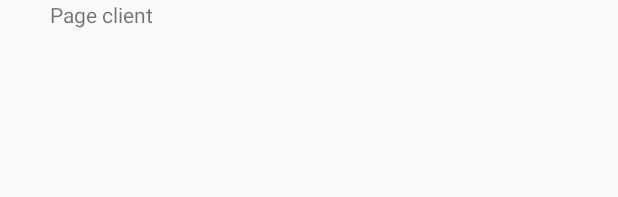
After one commit to Weyller/Gestion-bibliotheque-sur-Android, an Android app: the layout activity_client.xml on its own in the app's theme, with its tools: preview values and no code run, on a phone screen of 412 x 824 dp. The commit adds this screen. Shown: the top 197 px of the screen. Run offline under Robolectric (Android 15) with nearby library versions, the phone set to English and light mode, and no system bars.

Commit message:
4th commit  client view

```diff
--- a/app/src/main/AndroidManifest.xml
+++ b/app/src/main/AndroidManifest.xml
@@ -28,7 +28,8 @@
         <activity
             android:name=".activity.LivreActivity"
             android:label="@string/title_activity_livre"
-            android:theme="@style/AppTheme.NoActionBar"></activity>
+            android:theme="@style/AppTheme.NoActionBar" />
+        <activity android:name=".activity.ClientActivity"></activity>
     </application>
 
 </manifest>
--- a/app/src/main/java/com/gec/biblio/tp3/activity/MainActivity.java
+++ b/app/src/main/java/com/gec/biblio/tp3/activity/MainActivity.java
@@ -97,7 +97,7 @@ public class MainActivity extends AppCompatActivity {
                 };
                 //-------------------------------------------------------------------------------------------------------
 
-                listView.setBackgroundColor(Color.argb(0,125,154,255));
+                listView.setBackgroundColor(Color.argb(1,125,154,255));
 
                 // OBJET ADAPTER adapter passe a la listView
                 listView.setAdapter(adapter);
@@ -136,8 +136,8 @@ public class MainActivity extends AppCompatActivity {
             public void onClick(View v) {
 
 
-                Intent intent = new Intent(MainActivity.this, LivreActivity.class);
-                intent.putExtra("livres", listLivre);
+                Intent intent = new Intent(MainActivity.this, ClientActivity.class);
+
                 startActivity(intent);
 
             }
--- /dev/null
+++ b/app/src/main/res/layout/activity_client.xml
@@ -0,0 +1,17 @@
+<?xml version="1.0" encoding="utf-8"?>
+<android.support.constraint.ConstraintLayout xmlns:android="http://schemas.android.com/apk/res/android"
+    xmlns:app="http://schemas.android.com/apk/res-auto"
+    xmlns:tools="http://schemas.android.com/tools"
+    android:layout_width="match_parent"
+    android:layout_height="match_parent"
+    tools:context="com.gec.biblio.tp3.activity.ClientActivity">
+
+    <TextView
+        android:id="@+id/textView3"
+        android:layout_width="135dp"
+        android:layout_height="43dp"
+        android:text="Page client"
+        android:textAlignment="center"
+        tools:layout_editor_absoluteX="68dp"
+        tools:layout_editor_absoluteY="151dp" />
+</android.support.constraint.ConstraintLayout>
```
Also changed, not shown: app/src/main/java/com/gec/biblio/tp3/activity/ClientActivity.java (added, +35 -0 lines), app/src/main/java/com/gec/biblio/tp3/database_access/DB_Connect.java (+89 -0 lines), app/src/main/java/com/gec/biblio/tp3/model/Client.java (+14 -4 lines).
